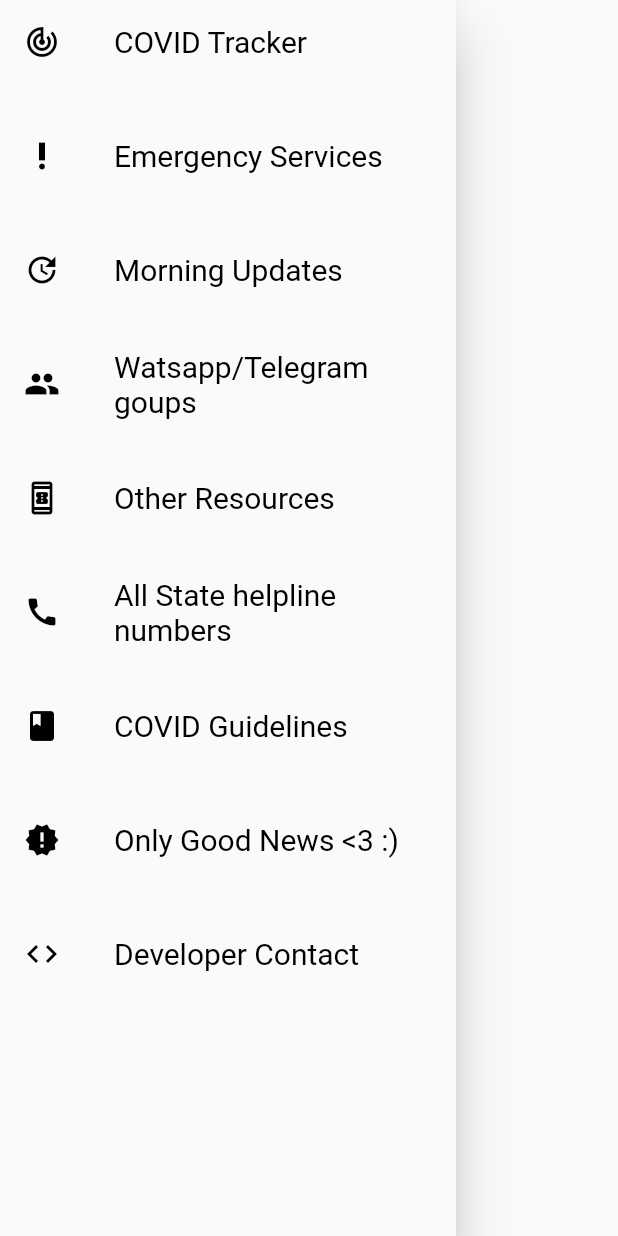
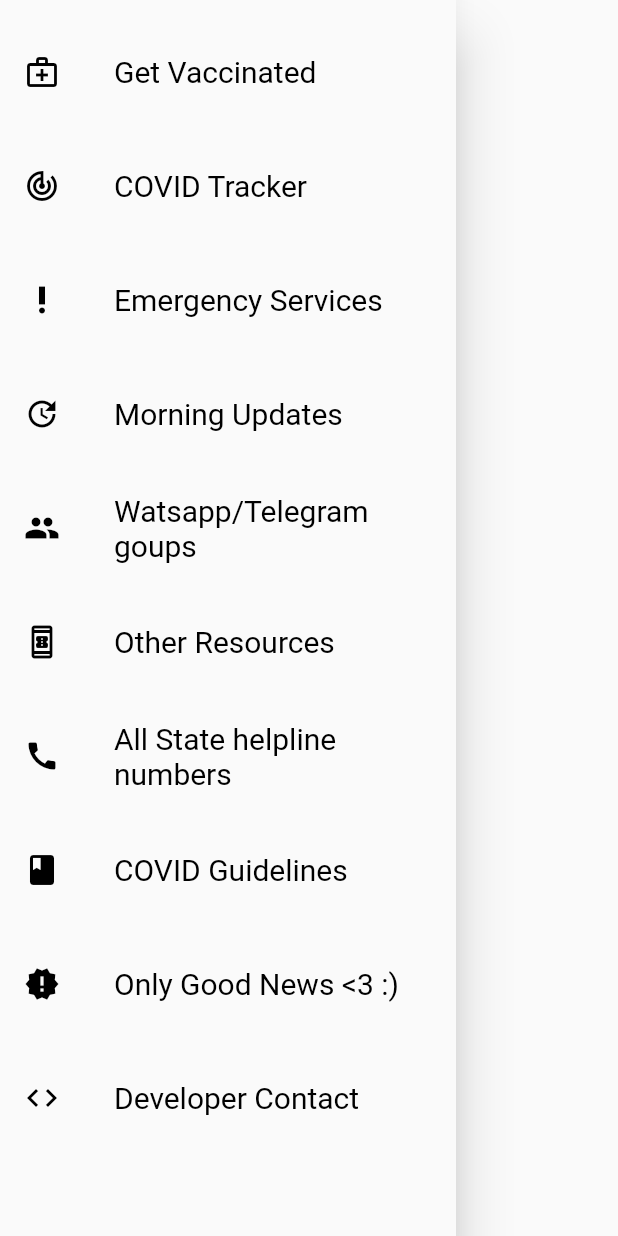
Before and after one commit to oojas/Covcode, a Flutter app: what drawer() shows on an empty page, opened directly, after a tap on "Only Good News <3 :)", on a phone screen of 412 x 824 dp. Run offline on Flutter 3.47's test engine with Material 2 defaults, Android fonts, the light colour scheme and no system bars; our stand-ins replace google_fonts, percent_indicator; missing offline and left inert: footer, route_transitions.

Commit message:
Chose a different domain

```diff
--- a/lib/Drawer.dart
+++ b/lib/Drawer.dart
@@ -9,6 +9,15 @@ class drawer extends StatelessWidget {
   // ignore: override_on_non_overriding_member
   _launchURL() async {
     const url = 'https://www.thebetterindia.com/stories';
+    if (await canLaunch(url)) {
+      await launch(url);
+    } else {
+      throw 'Could not launch $url';
+    }
+  }
+
+  _launchURLgetVaccinated() async {
+    const url = 'https://www.cowin.gov.in/home';
     if (await canLaunch(url)) {
       await launch(url);
     } else {
@@ -97,6 +106,24 @@ class drawer extends StatelessWidget {
       child: SingleChildScrollView(
         child: Column(
           children: [
+            SizedBox(
+              height: 20,
+            ),
+            ListTile(
+              horizontalTitleGap: 20,
+              leading: Icon(
+                Icons.medical_services_outlined,
+                color: Colors.black,
+              ),
+              title: Text('Get Vaccinated',
+                  style: GoogleFonts.roboto(color: Colors.black, fontSize: 20)),
+              onTap: () {
+                _launchURLgetVaccinated();
+              },
+            ),
+            SizedBox(
+              height: 20,
+            ),
             ListTile(
               horizontalTitleGap: 20,
               leading: Icon(
```
Also changed, not shown: 1 other file.
